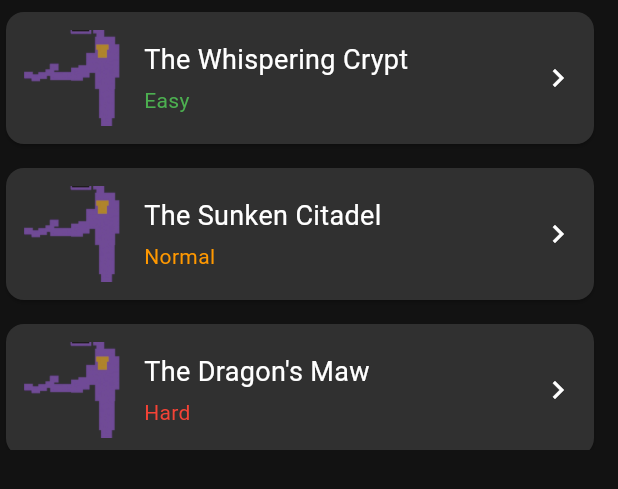
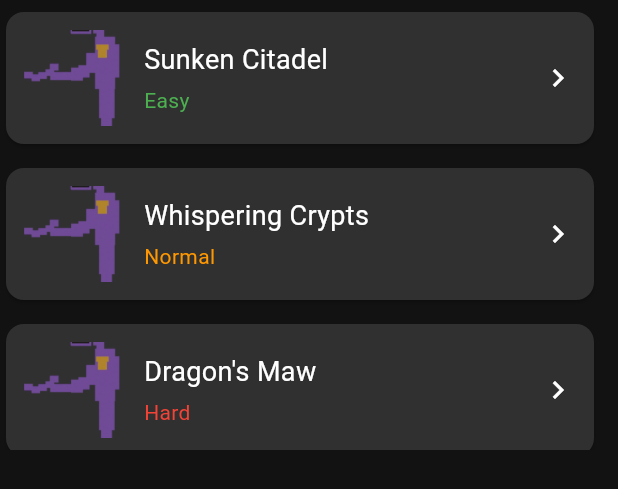
Before and after one commit to Samestora/Penuhan, a Flutter app: the _EmbarkContent widget shown alone on an empty page, opened directly, on a phone screen of 412 x 824 dp. Shown: the top 489 px of the screen. Run offline on Flutter 3.47's test engine with Material 3 defaults, Android fonts, the phone set to English and light mode, and no system bars; our stand-ins replace file_picker, hive, hive_flutter, package_info_plus; missing offline and left inert: flame, flutter_soloud; accounts and stored records are empty; Roboto replaces fonts that are missing (Unifont).

Commit message:
Feat: Audio lifecycle fix, adding locale extension for dungeon name

````diff
--- a/lib/models/dungeon.dart
+++ b/lib/models/dungeon.dart
@@ -1,13 +1,41 @@
-class Dungeon {
-  final String id;
-  final String name;
+enum DungeonDifficulty {
+  easy,
+  normal,
+  hard,
+}
+
+enum DungeonName {
+  sunkenCitadel,
+  whisperingCrypt,
+  dragonsMaw,
+}
+
+enum Dungeon {
+  sunkenCitadel(
+    name: DungeonName.sunkenCitadel,
+    imageAsset: 'assets/images/sprite/player.png', // Placeholder
+    difficulty: DungeonDifficulty.easy,
+  ),
+  whisperingCrypt (
+    name: DungeonName.whisperingCrypt,
+    imageAsset: 'assets/images/sprite/player.png', // Placeholder
+    difficulty: DungeonDifficulty.normal,
+  ),
+  dragonsMaw(
+    name: DungeonName.dragonsMaw,
+    imageAsset: 'assets/images/sprite/player.png', // Placeholder
+    difficulty: DungeonDifficulty.hard,
+  );
+
+  final DungeonName name;
   final String imageAsset;
-  final String difficulty;
+  final DungeonDifficulty difficulty;
 
   const Dungeon({
-    required this.id,
     required this.name,
     required this.imageAsset,
     required this.difficulty,
   });
+
+  static const List<Dungeon> all = values;
 }
--- a/lib/models/dungeons.dart
+++ /dev/null
@@ -1,30 +0,0 @@
-import 'package:penuhan/models/dungeon.dart';
-
-class Dungeons {
-  static const sunkenCitadel = Dungeon(
-    id: 'sunken_citadel',
-    name: 'The Sunken Citadel',
-    imageAsset: 'assets/images/sprite/player.png', // Placeholder
-    difficulty: 'Normal',
-  );
-
-  static const whisperingCrypt = Dungeon(
-    id: 'whispering_crypt',
-    name: 'The Whispering Crypt',
-    imageAsset: 'assets/images/sprite/player.png', // Placeholder
-    difficulty: 'Easy',
-  );
-
-  static const dragonsMaw = Dungeon(
-    id: 'dragons_maw',
-    name: 'The Dragon\'s Maw',
-    imageAsset: 'assets/images/sprite/player.png', // Placeholder
-    difficulty: 'Hard',
-  );
-
-  static const List<Dungeon> all = [
-    whisperingCrypt,
-    sunkenCitadel,
-    dragonsMaw,
-  ];
-}
--- a/lib/screens/main_menu.dart
+++ b/lib/screens/main_menu.dart
@@ -1,6 +1,7 @@
 import 'package:flutter/material.dart';
 import 'package:package_info_plus/package_info_plus.dart';
 import 'package:hive_flutter/hive_flutter.dart';
+import 'package:penuhan/models/dungeon.dart';
 import 'package:penuhan/screens/game_play.dart';
 import 'package:penuhan/utils/asset_manager.dart';
 import 'package:penuhan/widgets/tap_circle_indicator.dart';
@@ -13,7 +14,6 @@ import 'package:penuhan/widgets/monochrome_dropdown.dart';
 import 'package:penuhan/widgets/monochrome_modal.dart';
 import 'package:penuhan/utils/audio_manager.dart';
 import 'package:penuhan/widgets/dungeon_card.dart';
-import 'package:penuhan/models/dungeons.dart';
 
 class MainMenu extends StatefulWidget {
   const MainMenu({super.key});
@@ -203,9 +203,9 @@ class __EmbarkContentState extends State<_EmbarkContent> {
       height: 300, // Constrain the height of the dialog content
       width: 400,
       child: ListView.builder(
-        itemCount: Dungeons.all.length,
+        itemCount: Dungeon.values.length,
         itemBuilder: (context, index) {
-          final dungeon = Dungeons.all[index];
+          final dungeon = Dungeon.values[index];
           return Padding(
             padding: const EdgeInsets.symmetric(vertical: 4.0),
             child: DungeonCard(
--- /dev/null
+++ b/lib/utils/localization_extensions.dart
@@ -0,0 +1,43 @@
+import 'package:flutter/material.dart';
+import 'package:penuhan/l10n/generated/app_localizations.dart';
+import 'package:penuhan/models/dungeon.dart';
+
+/// Extension to get the localized name for a [DungeonDifficulty].
+/// ```dart
+/// dungeon.difficulty.getName(context),
+///  ```
+extension DifficultyLocalization on DungeonDifficulty {
+  String getName(BuildContext context) {
+    // Get the AppLocalizations instance once.
+    final l10n = AppLocalizations.of(context)!;
+
+    switch (this) {
+      case DungeonDifficulty.easy:
+        return l10n.easyDifficultyName;
+      case DungeonDifficulty.normal:
+        return l10n.normalDifficultyName;
+      case DungeonDifficulty.hard:
+        return l10n.hardDifficultyName;
+    }
+  }
+}
+
+/// Extension to get the localized name for a [DungeonName].
+/// /// ```dart
+/// DungeonName.sunkenCitadel.getName(context),
+///  ```
+extension DungeonLocalization on DungeonName {
+  String getName(BuildContext context) {
+    // Get the AppLocalizations instance once.
+    final l10n = AppLocalizations.of(context)!;
+
+    switch (this) {
+      case DungeonName.sunkenCitadel:
+        return l10n.sunkenCitadelName;
+      case DungeonName.dragonsMaw:
+        return l10n.dragonsMawName;
+      case DungeonName.whisperingCrypt:
+        return l10n.whisperingCryptName;
+    }
+  }
+}
--- a/lib/widgets/dungeon_card.dart
+++ b/lib/widgets/dungeon_card.dart
@@ -1,5 +1,6 @@
 import 'package:flutter/material.dart';
 import 'package:penuhan/models/dungeon.dart';
+import 'package:penuhan/utils/localization_extensions.dart';
 
 class DungeonCard extends StatelessWidget {
   final Dungeon dungeon;
@@ -29,12 +30,12 @@ class DungeonCard extends StatelessWidget {
                   crossAxisAlignment: CrossAxisAlignment.start,
                   children: [
                     Text(
-                      dungeon.name,
+                      dungeon.name.getName(context),
                       style: const TextStyle(color: Colors.white, fontSize: 18.0),
                     ),
                     const SizedBox(height: 4.0),
                     Text(
-                      dungeon.difficulty,
+                      dungeon.difficulty.getName(context),
                       style: TextStyle(
                         color: _getDifficultyColor(dungeon.difficulty),
                         fontSize: 14.0,
@@ -51,16 +52,14 @@ class DungeonCard extends StatelessWidget {
     );
   }
 
-  Color _getDifficultyColor(String difficulty) {
-    switch (difficulty.toLowerCase()) {
-      case 'hard':
+  Color _getDifficultyColor(DungeonDifficulty difficulty) {
+    switch (difficulty) {
+      case DungeonDifficulty.hard:
         return Colors.red;
-      case 'normal':
+      case DungeonDifficulty.normal:
         return Colors.orange;
-      case 'easy':
+      case DungeonDifficulty.easy:
         return Colors.green;
-      default:
-        return Colors.grey;
     }
   }
 }
````
Also changed, not shown: lib/l10n/app_en.arb (+16 -1 lines), lib/l10n/app_id.arb (+16 -1 lines), lib/utils/audio_manager.dart (+9 -2 lines), lib/l10n/generated/app_localizations.dart, lib/l10n/generated/app_localizations_en.dart, lib/l10n/generated/app_localizations_id.dart. Lines whose indentation alone changed are shown as unchanged.
